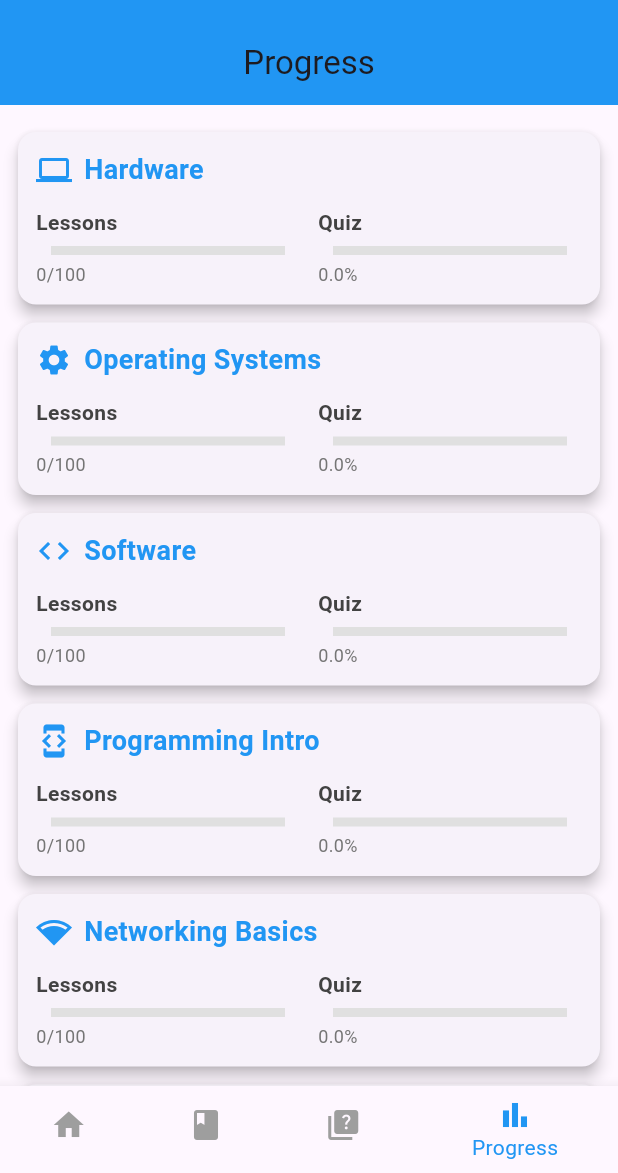
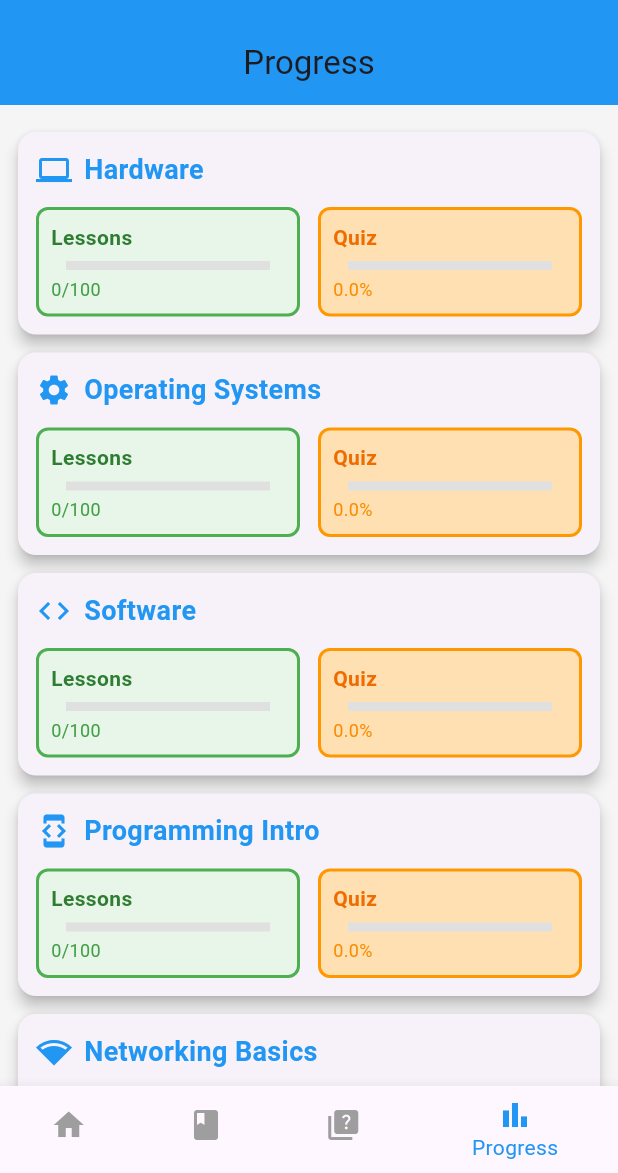
Before and after one commit to techtalksaty/learn_tech_app, a Flutter app: the screen it shows after launch, item 4 of the bottom bar chosen, on a phone screen of 412 x 824 dp, the part 63-1236 px from its top. Run offline on Flutter 3.47's test engine with Material 3 defaults, Android fonts, the phone set to English and light mode, and no system bars; drawn by our look-alikes of percent_indicator; our stand-ins replace flutter_markdown, hive, hive_flutter; accounts and stored records are empty.

Commit message:
scren-coloring

```diff
--- a/my_learn_app/lib/screens/progress/progress_screen.dart
+++ b/my_learn_app/lib/screens/progress/progress_screen.dart
@@ -20,6 +20,7 @@ class ProgressScreen extends StatelessWidget {
         centerTitle: true,
         backgroundColor: primaryColor,
       ),
+      backgroundColor: Colors.grey[100], // Light grey background
       body: Consumer<AppProvider>(
         builder: (context, provider, child) {
           final progressList = provider.progressList;
@@ -38,7 +39,10 @@ class ProgressScreen extends StatelessWidget {
             itemBuilder: (context, index) {
               final progress = progressList[index];
               final totalLessons = provider.getTotalLessons(progress.category);
-              return ProgressCard(
+              return AnimatedOpacity(
+                opacity: 1.0,
+                duration: const Duration(milliseconds: 300),
+                child: ProgressCard(
                   category: progress.category,
                   lessonsCompleted: progress.lessonsCompleted,
                   totalLessons: totalLessons,
@@ -47,8 +51,10 @@ class ProgressScreen extends StatelessWidget {
                     Navigator.push(
                       context,
                       PageRouteBuilder(
-                      pageBuilder: (context, animation, secondaryAnimation) => LearnScreen(category: progress.category),
-                      transitionsBuilder: (context, animation, secondaryAnimation, child) {
+                        pageBuilder: (context, animation, secondaryAnimation) =>
+                            LearnScreen(category: progress.category),
+                        transitionsBuilder:
+                            (context, animation, secondaryAnimation, child) {
                           return FadeTransition(
                             opacity: animation,
                             child: child,
@@ -61,8 +67,10 @@ class ProgressScreen extends StatelessWidget {
                     Navigator.push(
                       context,
                       PageRouteBuilder(
-                      pageBuilder: (context, animation, secondaryAnimation) => QuizScreen(category: progress.category),
-                      transitionsBuilder: (context, animation, secondaryAnimation, child) {
+                        pageBuilder: (context, animation, secondaryAnimation) =>
+                            QuizScreen(category: progress.category),
+                        transitionsBuilder:
+                            (context, animation, secondaryAnimation, child) {
                           return FadeTransition(
                             opacity: animation,
                             child: child,
@@ -71,6 +79,7 @@ class ProgressScreen extends StatelessWidget {
                       ),
                     );
                   },
+                ),
               );
             },
           );
@@ -144,7 +153,7 @@ class _ProgressCardState extends State<ProgressCard> with SingleTickerProviderSt
                 Icon(
                   categoryIcons[widget.category] ?? Icons.book,
                   size: 24,
-                  color: primaryColor,
+                  color: primaryColor, // Unchanged heading
                 ),
                 const SizedBox(width: 8),
                 Expanded(
@@ -153,7 +162,7 @@ class _ProgressCardState extends State<ProgressCard> with SingleTickerProviderSt
                     style: const TextStyle(
                       fontSize: 18,
                       fontWeight: FontWeight.bold,
-                      color: primaryColor,
+                      color: primaryColor, // Unchanged heading
                     ),
                   ),
                 ),
@@ -171,7 +180,12 @@ class _ProgressCardState extends State<ProgressCard> with SingleTickerProviderSt
                     },
                     onTapCancel: () => _controller.reverse(),
                     child: Container(
-                      color: Colors.transparent, // Ensures full area is tappable
+                      padding: const EdgeInsets.all(8.0),
+                      decoration: BoxDecoration(
+                        color: Colors.green[50], // Light green background
+                        border: Border.all(color: Colors.green, width: 2), // Green border
+                        borderRadius: BorderRadius.circular(8),
+                      ),
                       child: ScaleTransition(
                         scale: _scaleAnimation,
                         child: Column(
@@ -182,7 +196,7 @@ class _ProgressCardState extends State<ProgressCard> with SingleTickerProviderSt
                               style: TextStyle(
                                 fontSize: 14,
                                 fontWeight: FontWeight.w600,
-                                color: Colors.grey[800],
+                                color: Colors.green[800], // Dark green label
                               ),
                             ),
                             const SizedBox(height: 6),
@@ -190,7 +204,7 @@ class _ProgressCardState extends State<ProgressCard> with SingleTickerProviderSt
                               lineHeight: 6.0,
                               percent: lessonProgress,
                               backgroundColor: Colors.grey[300],
-                              progressColor: primaryColor,
+                              progressColor: Colors.green[600], // Green progress bar
                               animation: true,
                               animationDuration: 500,
                             ),
@@ -199,7 +213,7 @@ class _ProgressCardState extends State<ProgressCard> with SingleTickerProviderSt
                               '${widget.lessonsCompleted}/${widget.totalLessons}',
                               style: TextStyle(
                                 fontSize: 12,
-                                color: Colors.grey[600],
+                                color: Colors.green[600], // Green progress text
                               ),
                             ),
                           ],
@@ -218,7 +232,12 @@ class _ProgressCardState extends State<ProgressCard> with SingleTickerProviderSt
                     },
                     onTapCancel: () => _controller.reverse(),
                     child: Container(
-                      color: Colors.transparent, // Ensures full area is tappable
+                      padding: const EdgeInsets.all(8.0),
+                      decoration: BoxDecoration(
+                        color: Colors.orange[100], // Light orange background
+                        border: Border.all(color: Colors.orange, width: 2), // Orange border
+                        borderRadius: BorderRadius.circular(8),
+                      ),
                       child: ScaleTransition(
                         scale: _scaleAnimation,
                         child: Column(
@@ -229,7 +248,7 @@ class _ProgressCardState extends State<ProgressCard> with SingleTickerProviderSt
                               style: TextStyle(
                                 fontSize: 14,
                                 fontWeight: FontWeight.w600,
-                                color: Colors.grey[800],
+                                color: Colors.orange[800], // Dark orange label
                               ),
                             ),
                             const SizedBox(height: 6),
@@ -237,7 +256,7 @@ class _ProgressCardState extends State<ProgressCard> with SingleTickerProviderSt
                               lineHeight: 6.0,
                               percent: quizProgress,
                               backgroundColor: Colors.grey[300],
-                              progressColor: primaryColor,
+                              progressColor: Colors.orange[600], // Orange progress bar
                               animation: true,
                               animationDuration: 500,
                             ),
@@ -246,7 +265,7 @@ class _ProgressCardState extends State<ProgressCard> with SingleTickerProviderSt
                               '${widget.quizScore.toStringAsFixed(1)}%',
                               style: TextStyle(
                                 fontSize: 12,
-                                color: Colors.grey[600],
+                                color: Colors.orange[600], // Orange progress text
                               ),
                             ),
                           ],
```
Also changed, not shown: my_learn_app/lib/screens/learn/learn_category_screen.dart (+19 -3 lines), my_learn_app/lib/screens/quiz/quiz_category_screen.dart (+19 -3 lines), my_learn_app/lib/widgets/category_card.dart (+17 -3 lines). Lines whose indentation alone changed are shown as unchanged.
